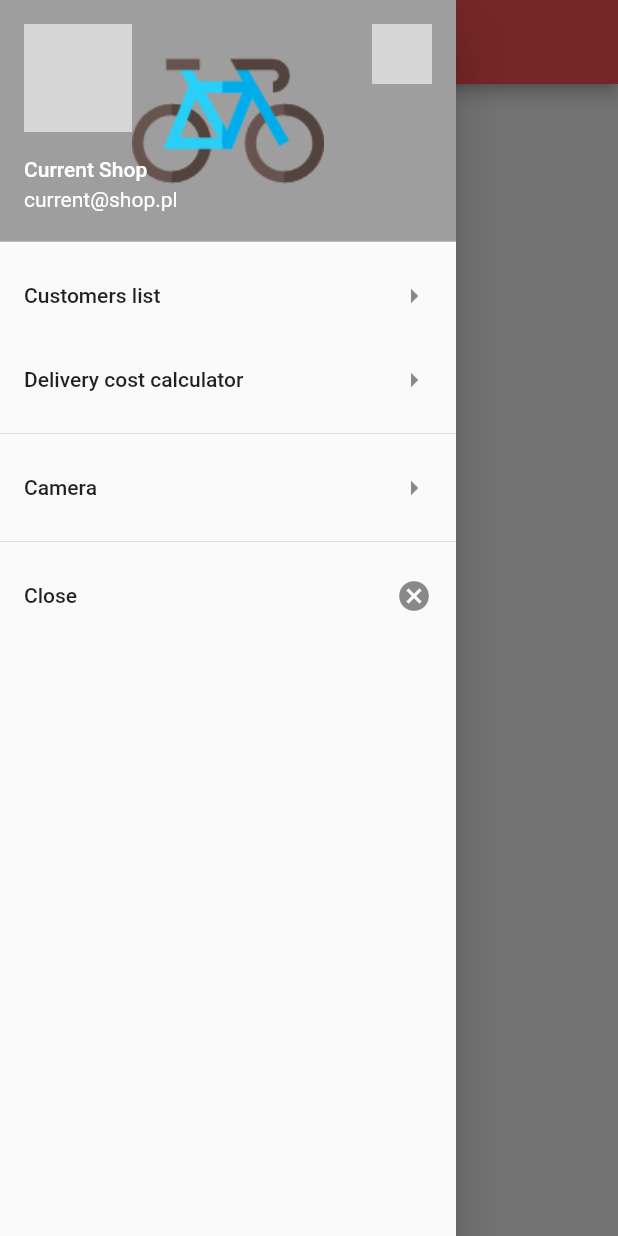
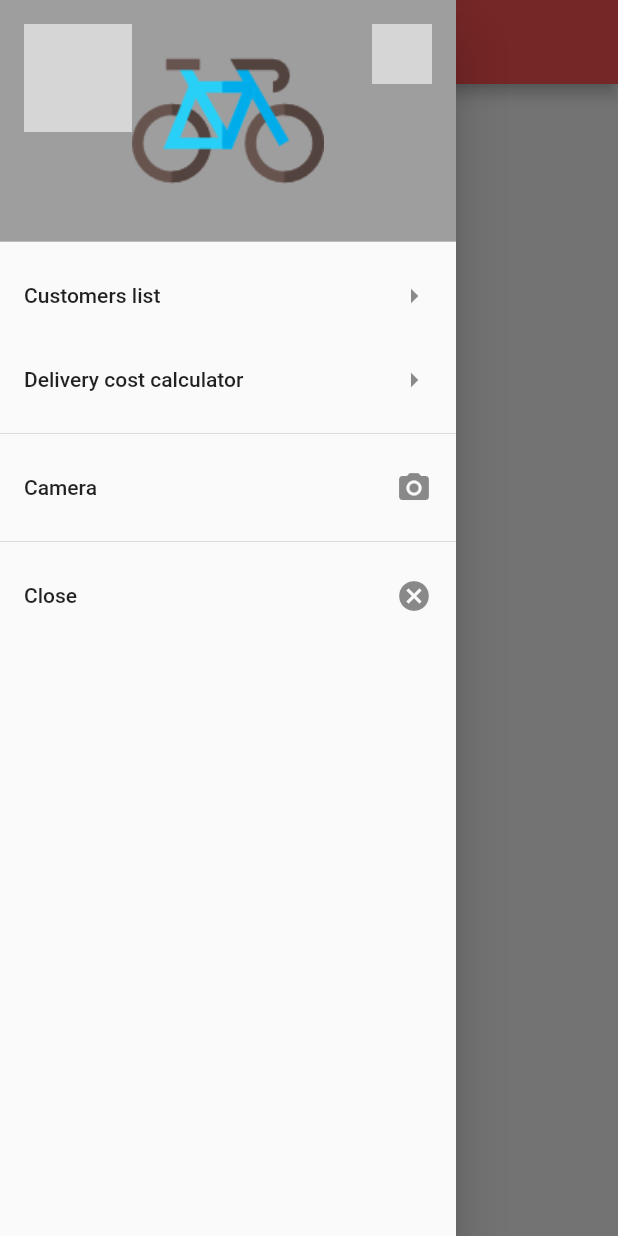
Before and after one commit to maciejlaufer/just-cycle, a Flutter app: the screen it shows after launch, with the side drawer open, on a phone screen of 412 x 824 dp. Run offline on Flutter 3.47's test engine with Material 2 defaults, Android fonts, the phone set to English and light mode, and no system bars; our stand-ins replace camera; network calls fail; grey boxes are pictures that could not be loaded.

Commit message:
Added globals file

```diff
--- /dev/null
+++ b/lib/globals.dart
@@ -0,0 +1,4 @@
+library just_cycle.globals;
+
+String currentShopName = '';
+int currentShopId = 0;
--- a/lib/screens/app_drawer.dart
+++ b/lib/screens/app_drawer.dart
@@ -3,6 +3,7 @@ import './other_page.dart';
 import './delivery_cost.dart';
 import './customers_list.dart';
 import './camera_screen.dart';
+import '../globals.dart' as globals;
 
 class AppDrawer extends StatefulWidget {
   var cameras;
@@ -15,8 +16,8 @@ class AppDrawer extends StatefulWidget {
 
 class _AppDrawerState extends State<AppDrawer>{
 
-  String currentShopName = "Current Shop";
-  String currentShopEmail = "current@shop.pl";
+  //String currentShopName = globals.;
+  String currentShopEmail = "";
   String shopIcon = "http://icon.touch-slide.jp/wp/wp-content/uploads/2012/07/s00037.jpg";
   String otherShopIcon = "https://t4.ftcdn.net/jpg/02/03/64/45/160_F_203644567_gkgQ5jfHL6q6PP7lAMHdS8IR3Pu2urSQ.jpg";
   bool isShopChoosed = true;
@@ -53,7 +54,7 @@ class _AppDrawerState extends State<AppDrawer>{
                 ),
               ),
             ] : <Widget>[],
-            accountName: this.isShopChoosed ? Text(currentShopName) : Container(),
+            accountName: this.isShopChoosed ? Text(globals.currentShopName) : Container(),
             accountEmail: this.isShopChoosed ? Text(currentShopEmail) : Container(),
             decoration: BoxDecoration(
               color: Colors.grey,
@@ -67,7 +68,7 @@ class _AppDrawerState extends State<AppDrawer>{
             trailing: Icon(Icons.arrow_right),
             onTap: () {
               Navigator.of(context).pop();
-              Navigator.of(context).push(MaterialPageRoute( builder: (BuildContext context) => CustomersList(shopId: "1")));
+              Navigator.of(context).push(MaterialPageRoute( builder: (BuildContext context) => CustomersList(shopId: globals.currentShopId)));
             },
           ),
           ListTile(
@@ -81,7 +82,7 @@ class _AppDrawerState extends State<AppDrawer>{
           Divider(),
           ListTile(
             title: Text("Camera"),
-            trailing: Icon(Icons.arrow_right),
+            trailing: Icon(Icons.camera_alt),
             onTap: (){
               Navigator.of(context).pop();
               Navigator.of(context).push(MaterialPageRoute( builder: (BuildContext context) => CameraScreen(widget.cameras)));
```
